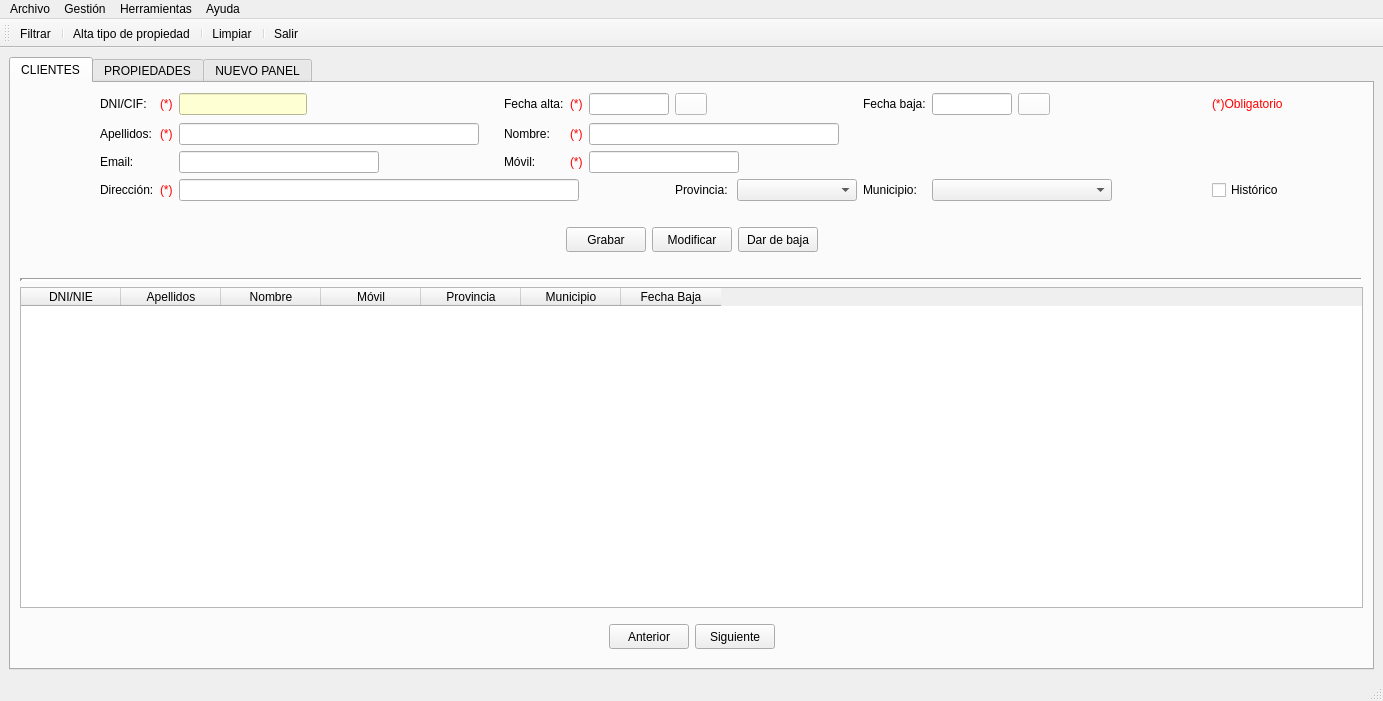
Qt form templates/venPrincipal.ui (yelkov/ProyectoDI) before a commit.
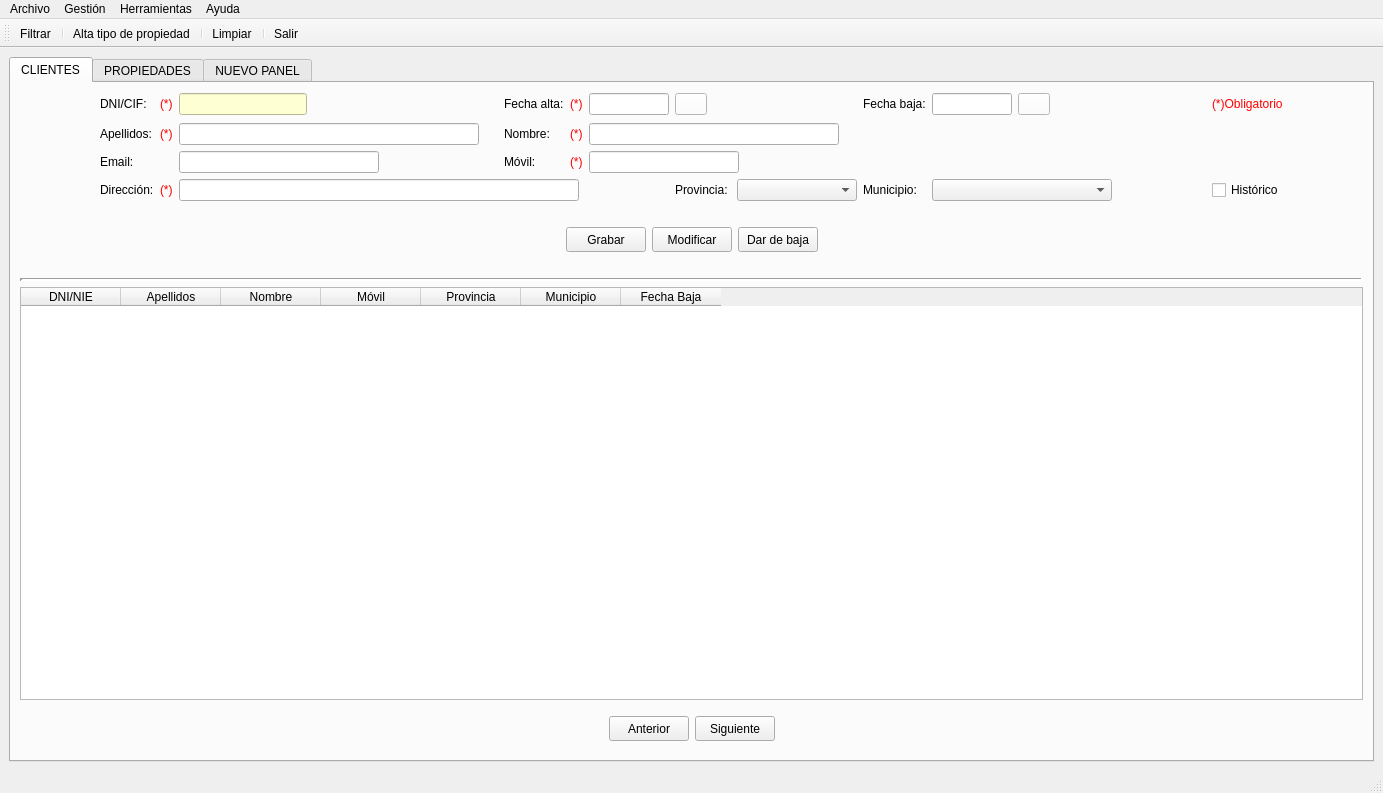
The same form after that commit. Icons and pictures are not drawn.

Commit message: añadir disabled a botones ant/sig

The edit to the form file:
```diff
--- a/templates/venPrincipal.ui
+++ b/templates/venPrincipal.ui
@@ -7,7 +7,7 @@
     <x>0</x>
     <y>0</y>
     <width>1383</width>
-    <height>701</height>
+    <height>793</height>
    </rect>
   </property>
   <property name="sizePolicy">
@@ -48,7 +48,7 @@
       <property name="minimumSize">
        <size>
         <width>1350</width>
-        <height>450</height>
+        <height>630</height>
        </size>
       </property>
       <property name="currentIndex">
@@ -1166,6 +1166,12 @@
         </item>
         <item>
          <widget class="QTableWidget" name="tablaClientes">
+          <property name="minimumSize">
+           <size>
+            <width>0</width>
+            <height>330</height>
+           </size>
+          </property>
           <property name="editTriggers">
            <set>QAbstractItemView::NoEditTriggers</set>
           </property>
```
The commit also changes 2 other files.
